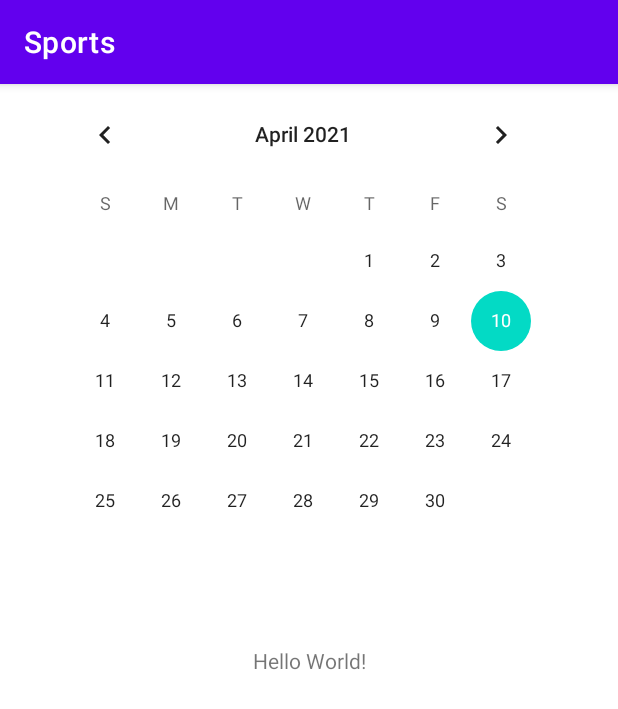
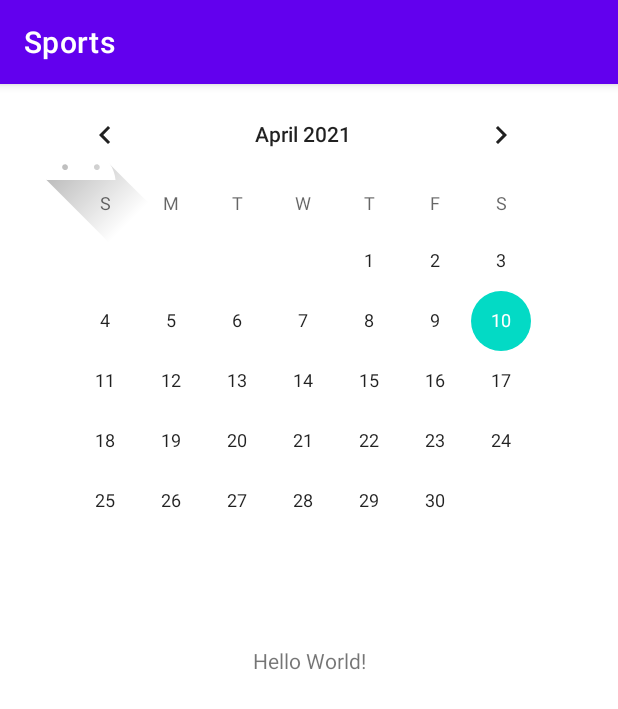
Before and after one commit to kblerandomstuff/WorkOuTree, an Android app: the screen it shows after launch (MainActivity), on a phone screen of 412 x 824 dp. Shown: the top 709 px of the screen. Run offline under Robolectric (Android 15) with nearby library versions, the light colour scheme and no system bars.

Commit message:
add image view

```diff
--- a/app/src/main/res/layout/activity_main.xml
+++ b/app/src/main/res/layout/activity_main.xml
@@ -23,4 +23,10 @@
         app:layout_constraintStart_toStartOf="parent"
         tools:layout_editor_absoluteY="398dp" />
 
+    <ImageView
+        android:id="@+id/imageView"
+        android:layout_width="wrap_content"
+        android:layout_height="wrap_content"
+        app:srcCompat="@drawable/ic_launcher_foreground" />
+
 </androidx.constraintlayout.widget.ConstraintLayout>
```
